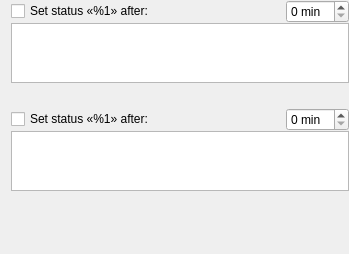
First picture: the form in src/corelayers/idlestatuschanger/idlestatuswidget.ui, repository euroelessar/qutim, before the edit.
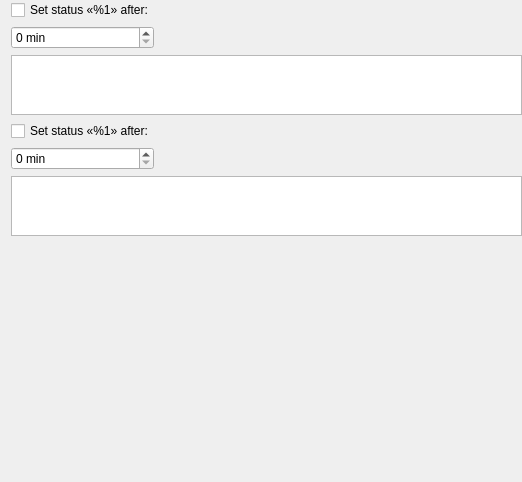
Second picture: the form after the edit.

Patch:
```diff
--- a/src/corelayers/idlestatuschanger/idlestatuswidget.ui
+++ b/src/corelayers/idlestatuschanger/idlestatuswidget.ui
@@ -6,17 +6,14 @@
    <rect>
     <x>0</x>
     <y>0</y>
-    <width>349</width>
-    <height>254</height>
+    <width>522</width>
+    <height>482</height>
    </rect>
   </property>
   <property name="windowTitle">
    <string>Form</string>
   </property>
-  <layout class="QVBoxLayout" name="verticalLayout_4">
-   <property name="spacing">
-    <number>0</number>
-   </property>
+  <layout class="QGridLayout" name="gridLayout">
    <property name="topMargin">
     <number>0</number>
    </property>
@@ -26,41 +23,31 @@
    <property name="bottomMargin">
     <number>0</number>
    </property>
-   <item>
-    <layout class="QVBoxLayout" name="verticalLayout_2">
-     <item>
-      <layout class="QHBoxLayout" name="horizontalLayout_2">
-       <item>
+   <property name="horizontalSpacing">
+    <number>0</number>
+   </property>
+   <item row="0" column="0">
         <widget class="QCheckBox" name="awayCheckBox">
          <property name="text">
           <string>Set status «%1» after:</string>
          </property>
         </widget>
        </item>
-       <item>
-        <spacer name="horizontalSpacer">
-         <property name="orientation">
-          <enum>Qt::Horizontal</enum>
-         </property>
-         <property name="sizeHint" stdset="0">
-          <size>
-           <width>40</width>
-           <height>20</height>
-          </size>
-         </property>
-        </spacer>
-       </item>
-       <item>
+   <item row="1" column="0">
         <widget class="QSpinBox" name="awaySpinBox">
          <property name="suffix">
           <string comment="seconds"> min</string>
          </property>
         </widget>
        </item>
-      </layout>
-     </item>
-     <item>
+   <item row="2" column="0" colspan="2">
       <widget class="QTextEdit" name="awayTextBox">
+     <property name="sizePolicy">
+      <sizepolicy hsizetype="Expanding" vsizetype="Expanding">
+       <horstretch>0</horstretch>
+       <verstretch>0</verstretch>
+      </sizepolicy>
+     </property>
        <property name="maximumSize">
         <size>
          <width>16777215</width>
@@ -69,64 +56,47 @@
        </property>
       </widget>
      </item>
-     <item>
-      <spacer name="verticalSpacer_2">
-       <property name="orientation">
-        <enum>Qt::Vertical</enum>
-       </property>
-       <property name="sizeType">
-        <enum>QSizePolicy::Fixed</enum>
-       </property>
-       <property name="sizeHint" stdset="0">
-        <size>
-         <width>20</width>
-         <height>25</height>
-        </size>
-       </property>
-      </spacer>
-     </item>
-     <item>
-      <layout class="QHBoxLayout" name="horizontalLayout_3">
-       <item>
+   <item row="3" column="0">
         <widget class="QCheckBox" name="naCheckBox">
          <property name="text">
           <string>Set status «%1» after:</string>
          </property>
         </widget>
        </item>
-       <item>
-        <spacer name="horizontalSpacer_2">
-         <property name="orientation">
-          <enum>Qt::Horizontal</enum>
-         </property>
-         <property name="sizeHint" stdset="0">
-          <size>
-           <width>40</width>
-           <height>20</height>
-          </size>
-         </property>
-        </spacer>
-       </item>
-       <item>
+   <item row="4" column="0">
         <widget class="QSpinBox" name="naSpinBox">
          <property name="suffix">
           <string comment="seconds"> min</string>
          </property>
         </widget>
        </item>
-      </layout>
-     </item>
-     <item>
-      <widget class="QTextEdit" name="naTextBox">
-       <property name="maximumSize">
+   <item row="1" column="1">
+    <spacer name="horizontalSpacer">
+     <property name="orientation">
+      <enum>Qt::Horizontal</enum>
+     </property>
+     <property name="sizeHint" stdset="0">
+      <size>
+       <width>40</width>
+       <height>20</height>
+      </size>
+     </property>
+    </spacer>
+   </item>
+   <item row="4" column="1">
+    <spacer name="horizontalSpacer_2">
+     <property name="orientation">
+      <enum>Qt::Horizontal</enum>
+     </property>
+     <property name="sizeHint" stdset="0">
         <size>
-         <width>16777215</width>
-         <height>60</height>
-        </size>
-       </property>
-      </widget>
-     </item>
-     <item>
+       <width>40</width>
+       <height>20</height>
+      </size>
+     </property>
+    </spacer>
+   </item>
+   <item row="6" column="0">
       <spacer name="verticalSpacer">
        <property name="orientation">
         <enum>Qt::Vertical</enum>
@@ -139,7 +109,21 @@
        </property>
       </spacer>
      </item>
-    </layout>
+   <item row="5" column="0" colspan="2">
+    <widget class="QTextEdit" name="naTextBox">
+     <property name="sizePolicy">
+      <sizepolicy hsizetype="Expanding" vsizetype="Expanding">
+       <horstretch>0</horstretch>
+       <verstretch>0</verstretch>
+      </sizepolicy>
+     </property>
+     <property name="maximumSize">
+      <size>
+       <width>16777215</width>
+       <height>60</height>
+      </size>
+     </property>
+    </widget>
    </item>
   </layout>
  </widget>
```
Lines whose indentation alone changed are shown as unchanged.
